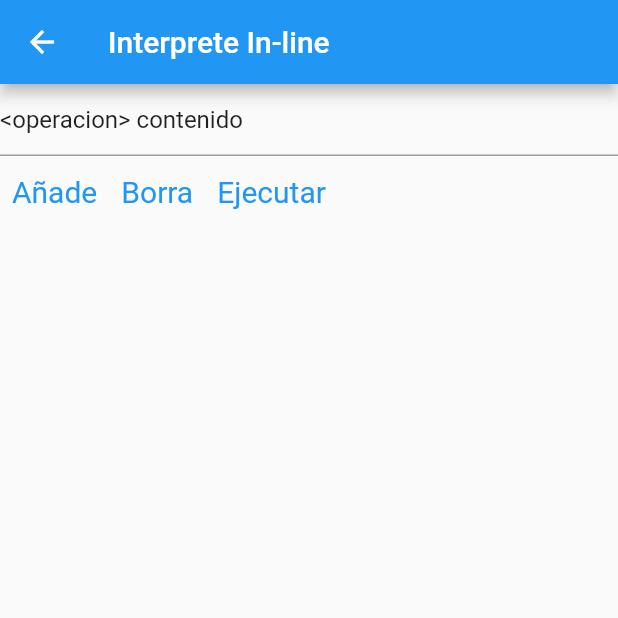
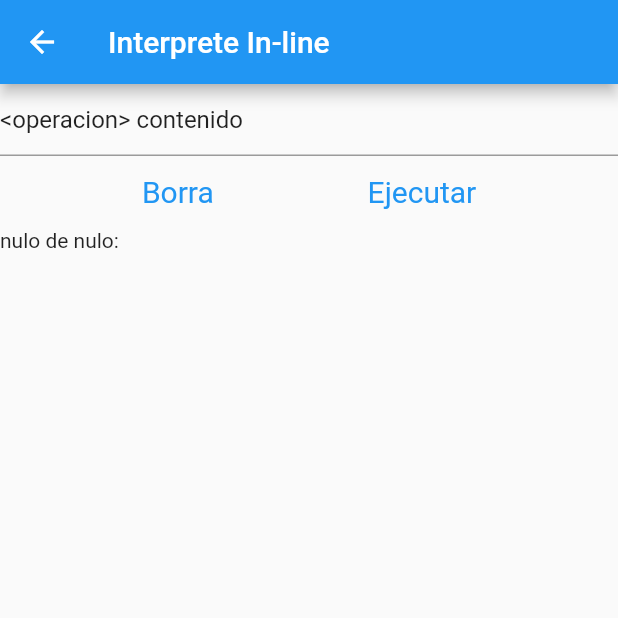
Before and after one commit to Ger-dot-m/didactic-broccoli, a Flutter app: the Interprete screen opened directly, after a tap on "Ejecutar", on a phone screen of 412 x 824 dp, the top half of it. Run offline on Flutter 3.47's test engine with Material 2 defaults, Android fonts, the light colour scheme and no system bars; our stand-ins replace math_expressions; missing offline and left inert: flutter_tex.

Commit message:
Add files via upload

```diff
--- a/proyecto_de_prueba/lib/Interprete.dart
+++ b/proyecto_de_prueba/lib/Interprete.dart
@@ -1,4 +1,5 @@
 import 'package:flutter/material.dart';
+import 'package:flutter_tex/flutter_tex.dart';
 import 'AnalizadorSintactico.dart';
 import 'Soluciones.dart';
 
@@ -31,16 +32,8 @@ class _Interprete extends State<Interprete> {
                 ),
                 initialValue: "<operacion> contenido"
             ),
-
             Row(
               children: [
-                TextButton(
-                  style: TextButton.styleFrom(
-                    textStyle: const TextStyle(fontSize: 20),
-                  ),
-                  onPressed: addText,
-                  child: Text('Añade'),
-                ),
                 TextButton(
                   style: TextButton.styleFrom(
                     textStyle: const TextStyle(fontSize: 20),
@@ -56,6 +49,7 @@ class _Interprete extends State<Interprete> {
                   child: Text('Ejecutar'),
                 )
               ],
+              mainAxisAlignment: MainAxisAlignment.spaceEvenly,
             ),
             ListView.builder(
                 scrollDirection: Axis.vertical,
@@ -63,17 +57,10 @@ class _Interprete extends State<Interprete> {
                 itemCount: dato_pantalla.length,
                 itemBuilder: (context, index) {
                   return dato_pantalla[index];
-                }),
+                })
+
           ],
         ));
-  }
-
-  void addText() {
-    objeto = analiza.getItem(dato);
-    String imprime = objeto[0]+": " + objeto[1];
-    setState(() {
-      dato_pantalla.add(Text(imprime));
-    });
   }
 
   void popText() {
@@ -83,7 +70,9 @@ class _Interprete extends State<Interprete> {
   }
 
   void ejecuta() {
-    String imprime = solucion.inicia(objeto[0], objeto[1]);
+    objeto = analiza.getItem(dato);
+    String imprime = objeto[0] + " de " + objeto[1] + ": ";
+    imprime += solucion.inicia(objeto[0], objeto[1]);
     setState(() {
       dato_pantalla.add(Text(imprime));
     });
--- a/proyecto_de_prueba/lib/MenuText.dart
+++ b/proyecto_de_prueba/lib/MenuText.dart
@@ -1,4 +1,5 @@
 import 'package:flutter/material.dart';
+import 'package:flutter_tex/flutter_tex.dart';
 
 class MenuText extends StatefulWidget {
   String nombre = "", archivo = "";
```
Also changed, not shown: proyecto_de_prueba/lib/Soluciones.dart (+5 -5 lines).
